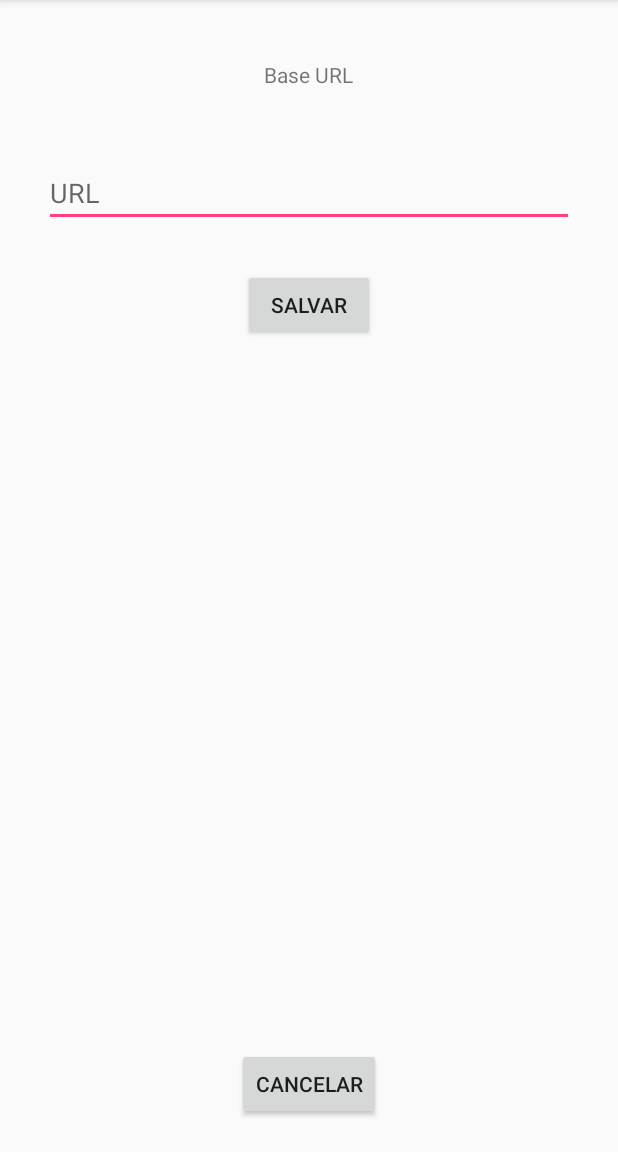
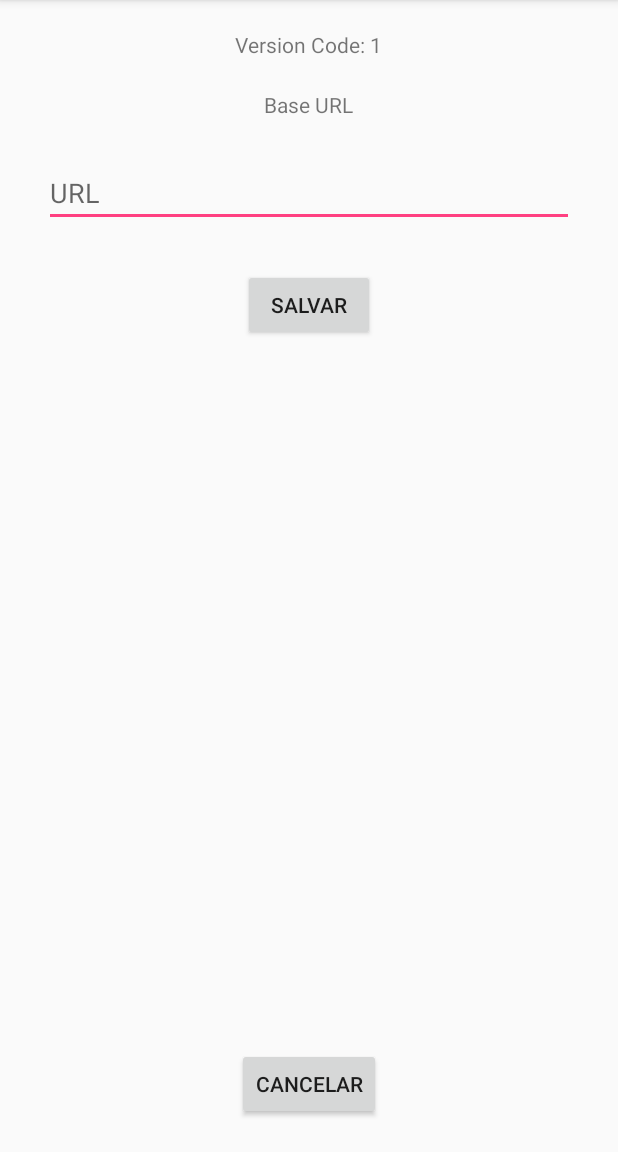
Before and after one commit to NandoRunner/MovieCollectionApp, an Android app: the fragment FragConfig shown on its own in the app's theme, on a phone screen of 412 x 824 dp, the part 84-1236 px from its top. Run offline under Robolectric (Android 15) with nearby library versions, the phone set to English and light mode, and no system bars.

```diff
--- a/app/src/main/java/fandradetecinfo/com/moviecollectionapp/JSONAsynTask.java
+++ b/app/src/main/java/fandradetecinfo/com/moviecollectionapp/JSONAsynTask.java
@@ -59,7 +59,7 @@ public class JSONAsynTask extends AsyncTask<String, Void, Boolean> {
             String url = params[0];
             url += "?ordem=" + params[1];
 
-            if (params[4] != null)
+            if (params.length == 5)
             {
                 url += "&" + params[4];
             }
--- a/app/src/main/java/fandradetecinfo/com/moviecollectionapp/Views/FragConfig.java
+++ b/app/src/main/java/fandradetecinfo/com/moviecollectionapp/Views/FragConfig.java
@@ -1,4 +1,6 @@
 package fandradetecinfo.com.moviecollectionapp.Views;
+
+import fandradetecinfo.com.moviecollectionapp.BuildConfig;
 
 import android.content.Context;
 import android.os.Bundle;
@@ -28,6 +30,9 @@ public class FragConfig extends Fragment{
         Context ctx = getContext();
         prefs = new PrefsHandler(ctx);
 
+        TextView tv = (TextView) vw.findViewById(R.id.txtVersion);
+        tv.setText(String.valueOf("Version Code: " + BuildConfig.VERSION_CODE));
+
         edt = vw.findViewById(R.id.edtBaseURL);
         edt.setText(prefs.getBaseURL());
         Button btSalvar = vw.findViewById(R.id.btnSalvar);
@@ -40,6 +45,9 @@ public class FragConfig extends Fragment{
                 //NavUtils.navigateUpFromSameTask(getActivity());
             }
         });
+
+
+
         return  vw;
 
     }
--- a/app/src/main/res/layout/fragment_config.xml
+++ b/app/src/main/res/layout/fragment_config.xml
@@ -2,6 +2,15 @@
 <RelativeLayout xmlns:android="http://schemas.android.com/apk/res/android"
     android:layout_width="match_parent"
     android:layout_height="match_parent">
+
+    <TextView
+        android:id="@+id/txtVersion"
+        android:layout_width="wrap_content"
+        android:layout_height="wrap_content"
+        android:layout_alignParentTop="true"
+        android:layout_centerHorizontal="true"
+        android:layout_marginTop="20dp"
+        android:text="Version Code" />
 
     <TextView
         android:id="@+id/txtBaseURL"
@@ -9,7 +18,7 @@
         android:layout_height="wrap_content"
         android:layout_alignParentTop="true"
         android:layout_centerHorizontal="true"
-        android:layout_marginTop="40dp"
+        android:layout_marginTop="60dp"
         android:text="Base URL" />
 
     <Button
```
Also changed, not shown: app/build.gradle (+9 -1 lines), app/src/main/AndroidManifest.xml (+7 -0 lines), app/src/main/java/fandradetecinfo/com/moviecollectionapp/Views/ActFilmePor.java (+8 -12 lines), app/src/main/java/fandradetecinfo/com/moviecollectionapp/Views/FragAtor.java (+3 -4 lines).
